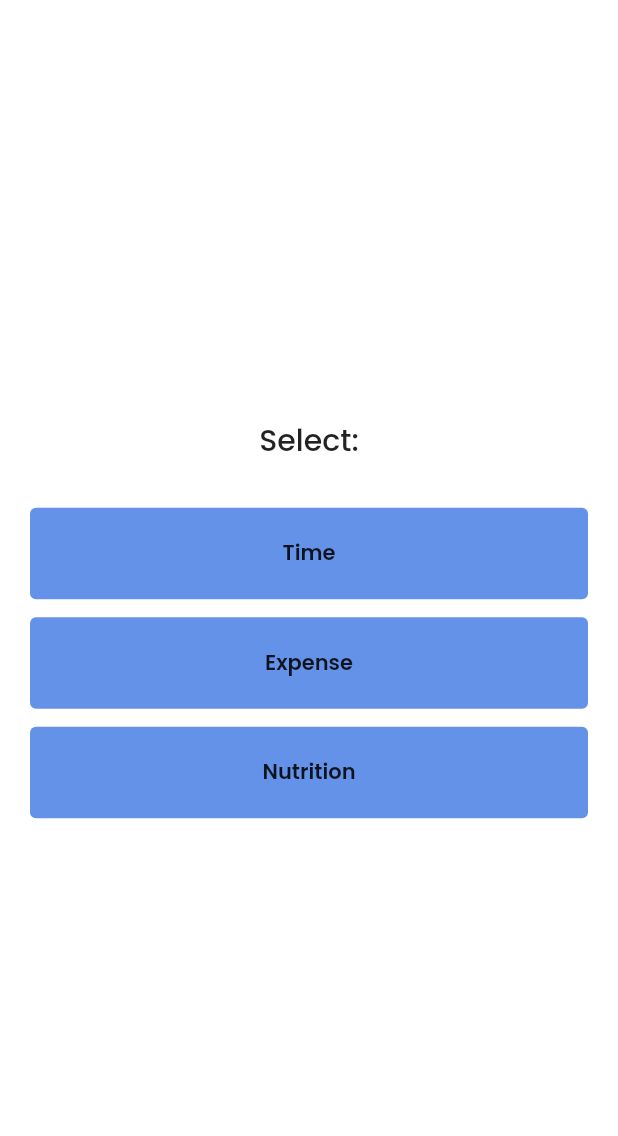
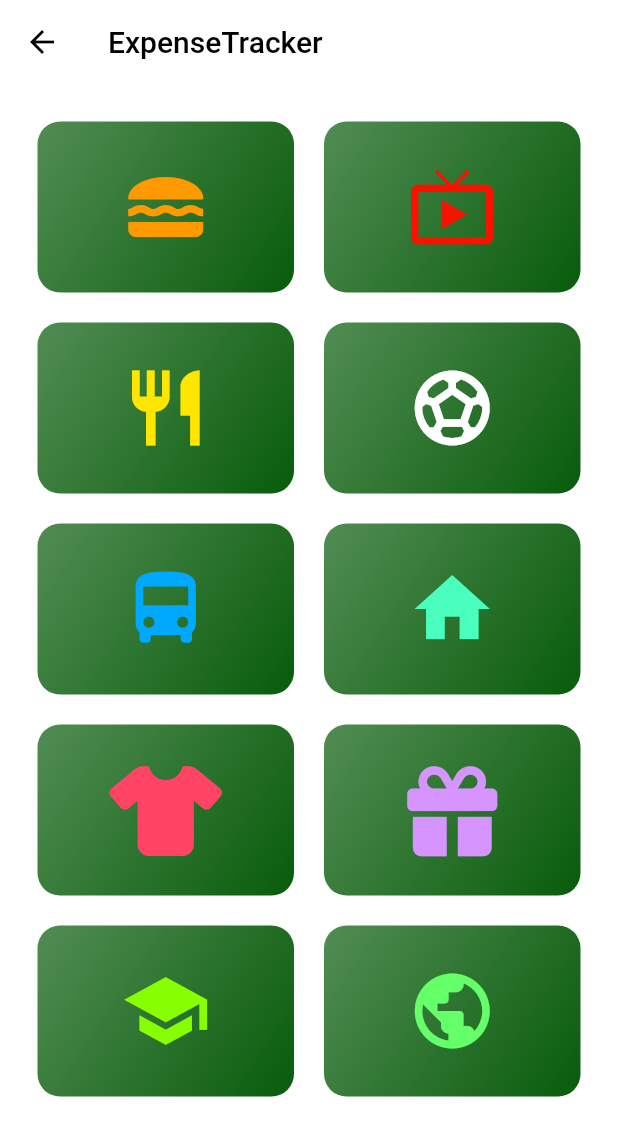
Before and after one commit to kamal0620040/MyTracker, a Flutter app: the screen it shows once a user with an empty profile is signed in, after a tap on "Expense", on a phone screen of 412 x 824 dp. Shown: the top 1136 px of the screen. Run offline on Flutter 3.47's test engine with Material 2 defaults, Android fonts, the light colour scheme and no system bars; our stand-ins replace cloud_firestore, firebase_auth, firebase_core, firebase_storage, font_awesome_flutter, google_fonts and 3 more; accounts and stored records are empty.

Commit message:
App Integrated

```diff
--- /dev/null
+++ b/lib/screens/Expense/widget/category.dart
@@ -0,0 +1,162 @@
+// ignore_for_file: prefer_const_constructors, use_key_in_widget_constructors, prefer_const_constructors_in_immutables
+
+import 'transaction_screen.dart';
+import 'package:flutter/material.dart';
+import 'package:font_awesome_flutter/font_awesome_flutter.dart';
+
+// ignore: non_constant_identifier_names
+final DUMMY_CATEGORIES = [
+  CategoryExpense(
+    title: 'Food',
+    color: Color.fromARGB(255, 8, 92, 11),
+    expenseCategoryIcon: const Icon(
+      Icons.lunch_dining,
+      color: Color.fromARGB(255, 255, 153, 0),
+      size: 60,
+    ),
+  ),
+  CategoryExpense(
+    title: 'Entertainment',
+   color: Color.fromARGB(255, 8, 92, 11),
+    expenseCategoryIcon:const Icon(
+      Icons.live_tv,
+      color: Color.fromARGB(255, 251, 17, 0),
+      size: 60,
+    ),
+  ),
+  CategoryExpense(
+    title: 'Eating Out',
+   color: Color.fromARGB(255, 8, 92, 11),
+    expenseCategoryIcon:const Icon(
+      Icons.restaurant,
+      color: Color.fromARGB(255, 255, 230, 0),
+      size: 60,
+    ),
+  ),
+  CategoryExpense(
+    title: 'Sports',
+   color: Color.fromARGB(255, 8, 92, 11),
+    expenseCategoryIcon:const Icon(
+      Icons.sports_soccer,
+      color: Colors.white,
+      size: 60,
+    ),
+  ),
+  CategoryExpense(
+    title: 'Transport',
+   color: Color.fromARGB(255, 8, 92, 11),
+    expenseCategoryIcon:const Icon(
+      Icons.directions_bus,
+      color: Color.fromARGB(255, 0, 169, 253),
+      size: 60,
+    ),
+  ),
+  CategoryExpense(
+    title: 'Rent',
+   color: Color.fromARGB(255, 8, 92, 11),
+    expenseCategoryIcon:const Icon(
+      Icons.home,
+      color: Color.fromARGB(255, 74, 255, 189),
+      size: 60,
+    ),
+  ),
+  CategoryExpense(
+    title: 'Cloth',
+   color: Color.fromARGB(255, 8, 92, 11),
+    expenseCategoryIcon:const Icon(
+      FontAwesomeIcons.shirt,
+      color: Color.fromARGB(255, 255, 68, 102),
+      size: 60,
+    ),
+  ),
+  CategoryExpense(
+    title: 'Gifts',
+   color: Color.fromARGB(255, 8, 92, 11),
+    expenseCategoryIcon:const Icon(
+      FontAwesomeIcons.gift,
+      color: Color.fromARGB(255, 214, 148, 255),
+      size: 60,
+    ),
+  ),
+  CategoryExpense(
+    title: 'Study',
+   color: Color.fromARGB(255, 8, 92, 11),
+    expenseCategoryIcon:const Icon(
+      Icons.school,
+      color: Color.fromARGB(255, 136, 255, 0),
+      size: 60,
+    ),
+  ),
+  CategoryExpense(
+    title: 'Others',
+   color: Color.fromARGB(255, 8, 92, 11),
+    expenseCategoryIcon:const Icon(
+      Icons.public,
+      color: Color.fromARGB(255, 100, 255, 105),
+      size: 60,
+    ),
+  ),
+];
+
+class Category {
+  final String title;
+  final Color color;
+  final Icon expenseCategoryIcon;
+  Category(
+      {required this.title,
+      required this.color,
+      required this.expenseCategoryIcon});
+}
+
+class CategoryExpense extends StatelessWidget {
+  static const routeNAme = '/categoryexpense';
+  final String title;
+  final Color color;
+  final Icon expenseCategoryIcon;
+
+  CategoryExpense({
+    required this.title,
+    required this.color,
+    required this.expenseCategoryIcon,
+  });
+
+  void selectCategory(BuildContext ctx) {
+    // Navigator.of(ctx).pushNamed(EventList.routeName, arguments: {
+    //   'id': cat_id,
+    //   'title': title,
+    // });
+  }
+
+  @override
+  Widget build(BuildContext context) {
+    // TimerServices timerServices = context.watch<TimerServices>();
+    return InkWell(
+      onTap: () {
+        Navigator.push(
+          context,
+          MaterialPageRoute(
+              builder: (context) => (TransactionScreen(
+                    title: title,
+                  ))),
+        );
+      },
+      splashColor: Theme.of(context).primaryColor,
+      borderRadius: BorderRadius.circular(15),
+      child: Container(
+        padding: const EdgeInsets.all(15),
+        child: expenseCategoryIcon,
+        decoration: BoxDecoration(
+          gradient: LinearGradient(
+            colors: [
+              color.withOpacity(0.7),
+              color,
+            ],
+            begin: Alignment.topLeft,
+            end: Alignment.bottomRight,
+          ),
+          borderRadius: BorderRadius.circular(15),
+        ),
+      ),
+    );
+  }
+}
--- /dev/null
+++ b/lib/screens/Expense/widget/category_home.dart
@@ -0,0 +1,28 @@
+import 'package:flutter/material.dart';
+import 'category.dart';
+
+class CategoryHome extends StatelessWidget {
+  const CategoryHome({Key? key}) : super(key: key);
+
+  @override
+  Widget build(BuildContext context) {
+    return Scaffold(
+      appBar: AppBar(title: const Text('ExpenseTracker')),
+      body: GridView(
+        padding: const EdgeInsets.all(25),
+        children: DUMMY_CATEGORIES
+            .map(
+              (catData) =>
+                  CategoryExpense(title: catData.title, color: catData.color,expenseCategoryIcon: catData.expenseCategoryIcon,),
+            )
+            .toList(),
+        gridDelegate: const SliverGridDelegateWithMaxCrossAxisExtent(
+          maxCrossAxisExtent: 200,
+          childAspectRatio: 3 / 2,
+          crossAxisSpacing: 20,
+          mainAxisSpacing: 20,
+        ),
+      ),
+    );
+  }
+}
--- a/lib/screens/home_screen.dart
+++ b/lib/screens/home_screen.dart
@@ -3,6 +3,8 @@ import 'package:google_fonts/google_fonts.dart';
 import 'package:mytracker/provider/user_provider.dart';
 import 'package:mytracker/screens/nutrition_screen.dart';
 import 'package:provider/provider.dart';
+
+import 'Expense/widget/category_home.dart';
 
 class HomeScreen extends StatefulWidget {
   const HomeScreen({Key? key}) : super(key: key);
@@ -36,7 +38,11 @@ class _HomeScreenState extends State<HomeScreen> {
   }
 
   void navigateToExpense() {
-    // TODO:WIll be done later
+  Navigator.of(context).push(
+      MaterialPageRoute(
+        builder: (context) => const CategoryHome(),
+      ),
+    );
   }
 
   @override
```
Also changed, not shown: lib/screens/Expense/models/transaction.dart (added, +15 -0 lines), lib/screens/Expense/widget/chart.dart (added, +87 -0 lines), lib/screens/Expense/widget/chart_bar.dart (added, +52 -0 lines), lib/screens/Expense/widget/new_transaction.dart (added, +122 -0 lines), lib/screens/Expense/widget/transaction_item.dart (added, +59 -0 lines), lib/screens/Expense/widget/transaction_list.dart (added, +63 -0 lines), lib/screens/Expense/widget/transaction_screen.dart (added, +135 -0 lines), pubspec.yaml (+4 -3 lines), assets/noTransaction.png (added), assets/waiting.png (added), pubspec.lock.
